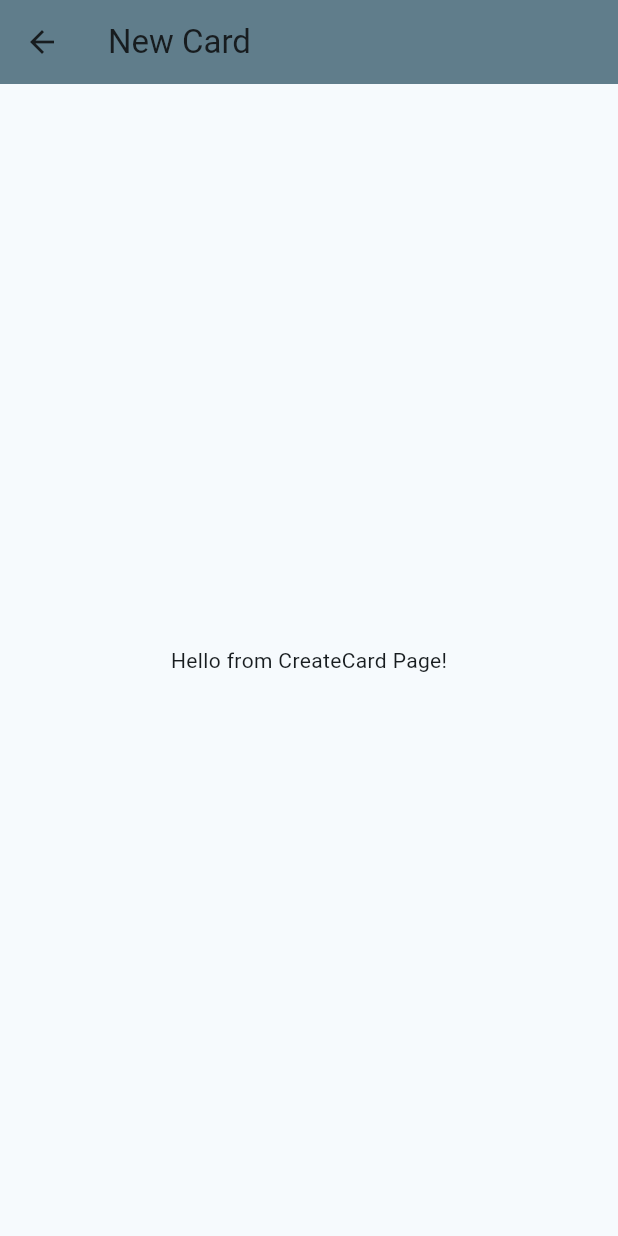
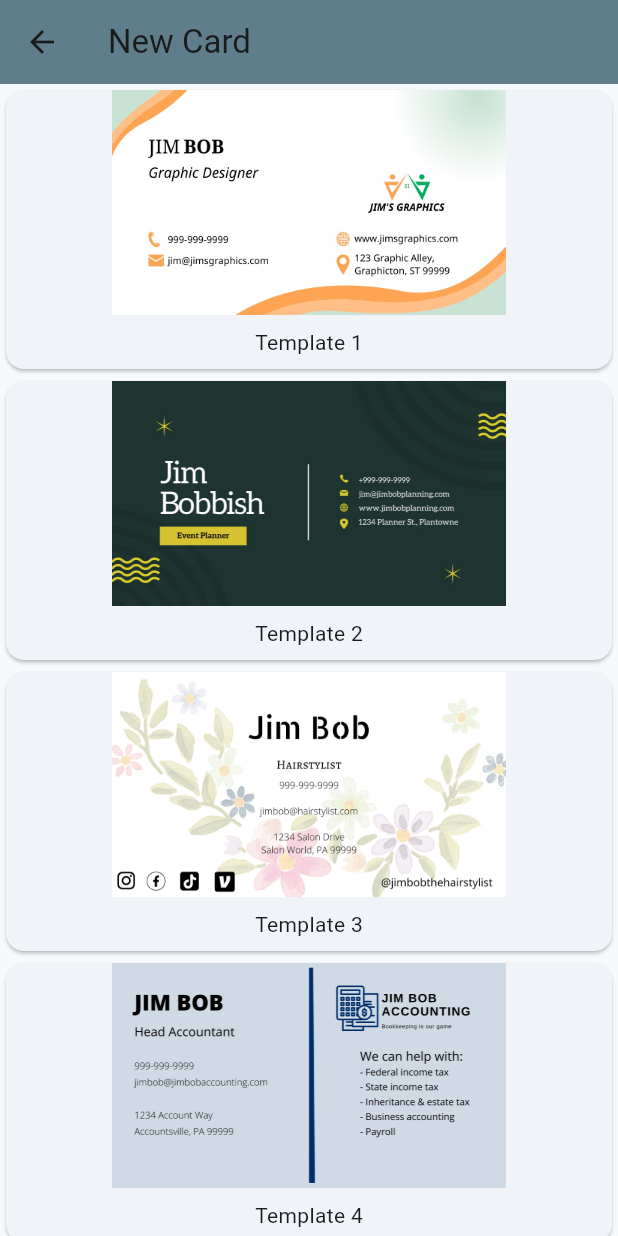
Before and after one commit to kishanrajeev/bizecard, a Flutter app: the screen it shows after launch, after a tap on the "add" icon, on a phone screen of 412 x 824 dp. Run offline on Flutter 3.47's test engine with Material 3 defaults, Android fonts, the phone set to English and light mode, and no system bars.

Commit message:
Added functionality for displaying selected images on main.dart

```diff
--- a/lib/create_card.dart
+++ b/lib/create_card.dart
@@ -2,7 +2,7 @@ import 'package:flutter/material.dart';
 import 'app_colors.dart'; // Import the color constants
 
 class CreateCardPage extends StatelessWidget {
-  const CreateCardPage({super.key, required this.title});
+  const CreateCardPage({Key? key, required this.title}) : super(key: key);
 
   final String title;
 
@@ -13,8 +13,91 @@ class CreateCardPage extends StatelessWidget {
         backgroundColor: AppColors.appBarBackground,
         title: Text(title),
       ),
-      body: Center(
-        child: const Text('Hello from CreateCard Page!'),
+      body: ListView.builder(
+        itemCount: 4,
+        itemBuilder: (context, index) {
+          return InkWell(
+            onTap: () async {
+              // Navigate to the respective card page based on the index
+              var selectedImagePath = await Navigator.push(
+                context,
+                MaterialPageRoute(
+                  builder: (context) => CardPage(index + 1, _getImagePath(index + 1)),
+                ),
+              );
+
+              // Handle the returned result (selected image path)
+              if (selectedImagePath != null) {
+                Navigator.pop(context, selectedImagePath);
+              }
+            },
+            child: Card(
+              child: Column(
+                children: [
+                  Image.asset(
+                    _getImagePath(index + 1),
+                    height: 150, // Set the desired height
+                    width: double.infinity,
+                    fit: BoxFit.scaleDown,
+                  ),
+                  Padding(
+                    padding: const EdgeInsets.all(8.0),
+                    child: Text('Template ${index + 1}'),
+                  ),
+                ],
+              ),
+            ),
+          );
+        },
+      ),
+    );
+  }
+
+  String _getImagePath(int cardNumber) {
+    // Provide the relative path for each card's image based on the card number
+    // Adjust the path based on your folder structure and naming conventions
+    return 'assets/images/image$cardNumber.jpg';
+  }
+}
+
+// Inside CardPage class
+
+class CardPage extends StatelessWidget {
+  final int cardNumber;
+  final String imagePath;
+
+  CardPage(this.cardNumber, this.imagePath);
+
+  @override
+  Widget build(BuildContext context) {
+    return Scaffold(
+      appBar: AppBar(
+        title: Text('Card $cardNumber'),
+      ),
+      body: Column(
+        children: [
+          Container(
+            height: 200,
+            child: Image.asset(
+              imagePath,
+              fit: BoxFit.cover,
+            ),
+          ),
+          Padding(
+            padding: const EdgeInsets.all(16.0),
+            child: Center(
+              child: Text('Content of Card $cardNumber'),
+            ),
+          ),
+        ],
+      ),
+      floatingActionButton: FloatingActionButton(
+        onPressed: () {
+          // Return the selected image path to the previous page
+          Navigator.pop(context, imagePath);
+        },
+        tooltip: 'Select Card',
+        child: Icon(Icons.check),
       ),
     );
   }
--- a/lib/main.dart
+++ b/lib/main.dart
@@ -1,6 +1,4 @@
 import 'package:flutter/material.dart';
-import 'app_colors.dart'; // Import the color constants
-
 import 'create_card.dart';
 
 void main() => runApp(const MyApp());
@@ -32,34 +30,49 @@
 }
 
 class _MyHomePageState extends State<MyHomePage> {
-  int _counter = 0;
+  List<String> _selectedImages = [];
 
-  void _incrementCounter() => setState(() => _counter++);
+  void _updateSelectedImage({String imagePath = ''}) {
+    setState(() {
+      _selectedImages.insert(0, imagePath);
+    });
+  }
 
   @override
   Widget build(BuildContext context) {
     return Scaffold(
       appBar: AppBar(
-        backgroundColor: AppColors.appBarBackground,
+        backgroundColor: Colors.blueGrey[500],
         title: Text(widget.title),
       ),
-      body: Center(
-        child: Column(
-          mainAxisAlignment: MainAxisAlignment.center,
-          children: <Widget>[
-            const Text('You have pushed the button this many times:'),
-            Text('$_counter', style: Theme.of(context).textTheme.headlineMedium),
-          ],
-        ),
+      body: ListView.builder(
+        itemCount: _selectedImages.length,
+        itemBuilder: (context, index) {
+          return Padding(
+            padding: const EdgeInsets.all(8.0),
+            child: Card(
+              child: Image.asset(
+                _selectedImages[index],
+                fit: BoxFit.cover,
+              ),
+            ),
+          );
+        },
       ),
       floatingActionButton: FloatingActionButton(
-        onPressed: () => Navigator.push(
-          context,
-          MaterialPageRoute(builder: (context) => const CreateCardPage(title: 'New Card')),
-        ),
+        onPressed: () async {
+          var result = await Navigator.push(
+            context,
+            MaterialPageRoute(builder: (context) => const CreateCardPage(title: 'New Card')),
+          );
+
+          if (result != null) {
+            _updateSelectedImage(imagePath: result);
+          }
+        },
         tooltip: 'Create new Card',
-        backgroundColor: AppColors.floatingActionButtonBackground,
-        child: const Icon(Icons.add, color: AppColors.floatingActionButtonIcon),
+        backgroundColor: Colors.blueGrey[400],
+        child: const Icon(Icons.add),
       ),
     );
   }
```
Also changed, not shown: pubspec.yaml (+5 -3 lines), assets/images/image1.jpg (added), assets/images/image2.jpg (added), assets/images/image3.jpg (added), assets/images/image4.jpg (added).
